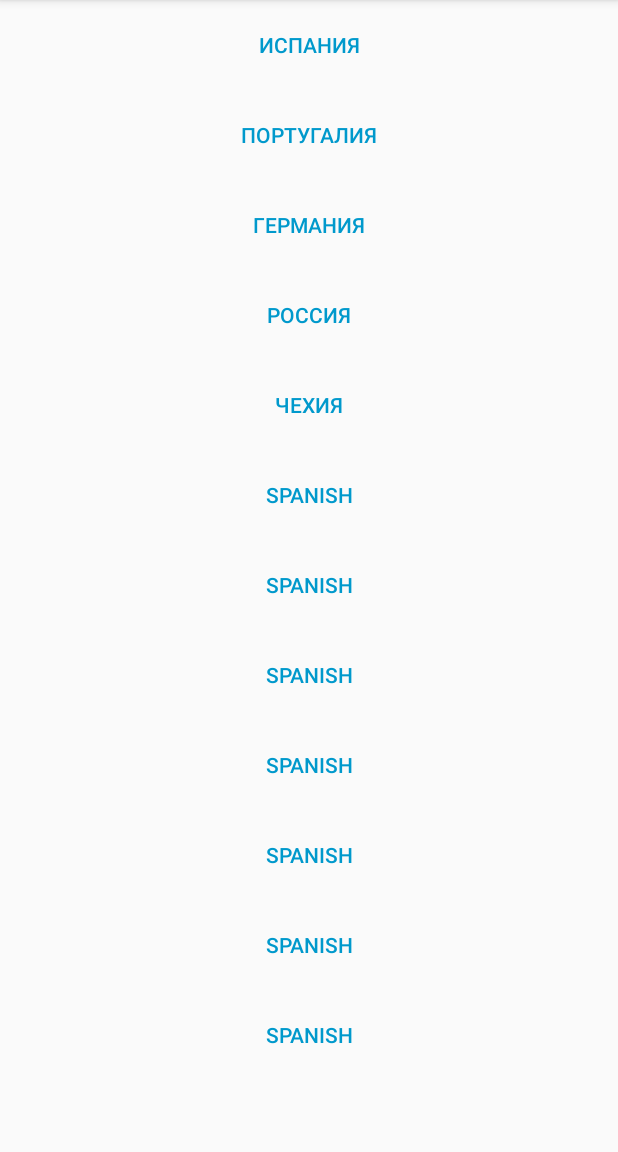
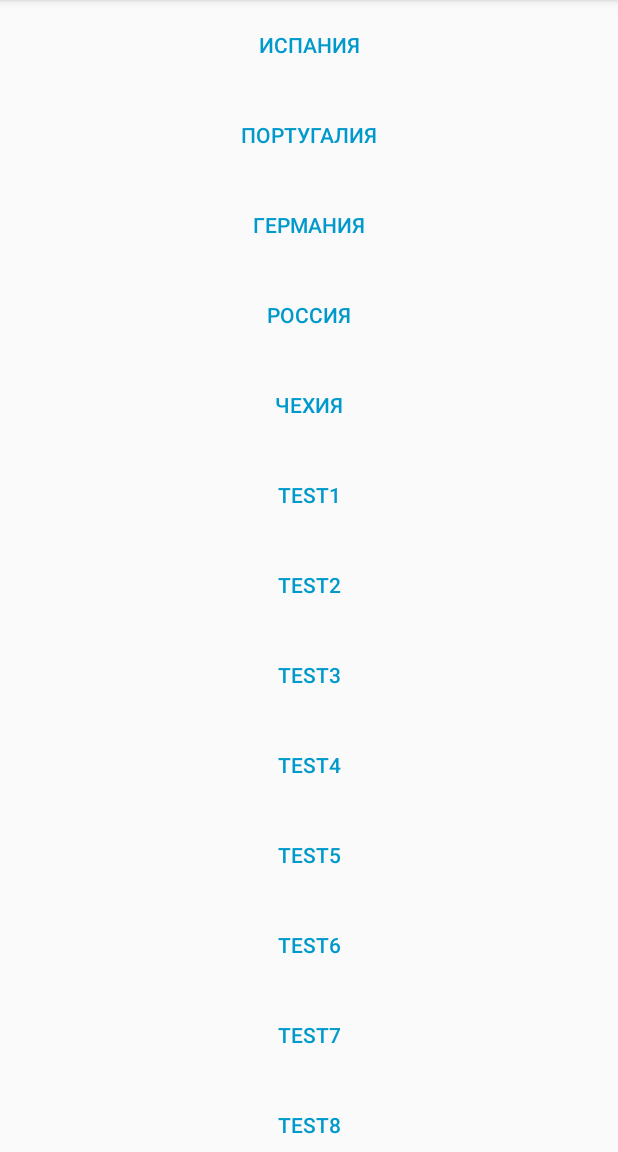
Before and after one commit to Lamer11/samsebetourist, an Android app: the Countries screen opened directly, with no data from a screen before it, on a phone screen of 412 x 824 dp, the part 84-1236 px from its top. Run offline under Robolectric (Android 15) with nearby library versions, the phone set to English and light mode, and no system bars.

Commit message:
before deleting unnecessary things with 2 at the ends

```diff
--- a/app/src/main/AndroidManifest.xml
+++ b/app/src/main/AndroidManifest.xml
@@ -11,8 +11,9 @@
         android:supportsRtl="true"
         android:theme="@style/AppTheme"
         tools:ignore="GoogleAppIndexingWarning">
-        <activity android:name=".list_countries"></activity>
+        <activity android:name=".activity_list_countries2"></activity>
         <activity android:name=".Countries" />
+        <activity android:name=".Countries2" />
         <activity android:name=".MainActivity">
             <intent-filter>
                 <action android:name="android.intent.action.MAIN" />
--- a/app/src/main/java/se/android/samsebetourist/Countries.java
+++ b/app/src/main/java/se/android/samsebetourist/Countries.java
@@ -11,8 +11,8 @@ import java.util.List;
 
 public class Countries extends AppCompatActivity {
 
-        List<String> listik = new ArrayList<>();
-        RecyclerView recyclerCountries;
+    List<String> countries = new ArrayList<>();
+    RecyclerView recyclerCountries;
 
 
     @Override
@@ -20,36 +20,37 @@ public class Countries extends AppCompatActivity {
         super.onCreate(savedInstanceState);
         setContentView(R.layout.activity_countries);
 
-
         fillCountriesTank();
         recyclerCountries = findViewById(R.id.recycler_countries);
         recyclerCountries.setLayoutManager(new LinearLayoutManager(this));
 
-        // создаем адаптер
+        // Создаем адаптер
         RecyclerView recyclerView = (RecyclerView) findViewById(R.id.recycler_countries);
-        DataAdapter adapter = new DataAdapter(this, listik);
-        // устанавливаем для списка адаптер
+        DataAdapter adapter = new DataAdapter(this, countries);
+        // Устанавливаем для списка адаптер
         recyclerView.setAdapter(adapter);
+
+    }
+
+    private void fillCountriesTank(){
+        countries.add("ИСПАНИЯ");
+        countries.add("ПОРТУГАЛИЯ");
+        countries.add("ГЕРМАНИЯ");
+        countries.add("РОССИЯ");
+        countries.add("ЧЕХИЯ");
+        countries.add("Test1");
+        countries.add("Test2");
+        countries.add("Test3");
+        countries.add("Test4");
+        countries.add("Test5");
+        countries.add("Test6");
+        countries.add("Test7");
+        countries.add("Test8");
+        countries.add("Test9");
 
 
     }
 
 
-    private void fillCountriesTank(){
-        listik.add("ИСПАНИЯ");
-        listik.add("ПОРТУГАЛИЯ");
-        listik.add("ГЕРМАНИЯ");
-        listik.add("РОССИЯ");
-        listik.add("ЧЕХИЯ");
-        listik.add("Spanish");
-        listik.add("Spanish");
-        listik.add("Spanish");
-        listik.add("Spanish");
-        listik.add("Spanish");
-        listik.add("Spanish");
-        listik.add("Spanish");
-    }
-
-
 
 }
--- /dev/null
+++ b/app/src/main/res/drawable/border.xml
@@ -0,0 +1,6 @@
+<?xml version="1.0" encoding="UTF-8"?>
+<shape xmlns:android="http://schemas.android.com/apk/res/android" android:shape="rectangle">
+    <corners android:radius="20dp"/>
+    <padding android:left="10dp" android:right="10dp" android:top="10dp" android:bottom="10dp"/>
+    <stroke android:width="1dp" android:color="#CCCCCC"/>
+</shape>
--- a/app/src/main/res/layout/activity_main.xml
+++ b/app/src/main/res/layout/activity_main.xml
@@ -33,6 +33,12 @@
         android:layout_height="52dp"
         android:text="Countries"
         android:onClick="openCountries" />
+    <Button
+        android:id="@+id/button2"
+        android:layout_width="110dp"
+        android:layout_height="52dp"
+        android:text="Countries2"
+        android:onClick="openCountries2" />
 
 
 
```
Also changed, not shown: app/src/main/java/se/android/samsebetourist/Countries2.java (added, +46 -0 lines), app/src/main/java/se/android/samsebetourist/DataAdapter2.java (added, +51 -0 lines), app/src/main/java/se/android/samsebetourist/MainActivity.java (+8 -0 lines), app/src/main/java/se/android/samsebetourist/ObjectCountry.java (added, +23 -0 lines), app/src/main/res/layout/activity_countries2.xml (added, +17 -0 lines), app/src/main/res/layout/activity_list_countries2.xml (added, +21 -0 lines), app/src/main/res/drawable/4.png (deleted), app/src/main/res/drawable/5.png (deleted), app/src/main/res/drawable/6.png (deleted), app/src/main/res/drawable/image2.png (renamed from app/src/main/res/drawable/2.png), app/src/main/res/drawable/image3.png (renamed from app/src/main/res/drawable/3.png), 6 other files.
